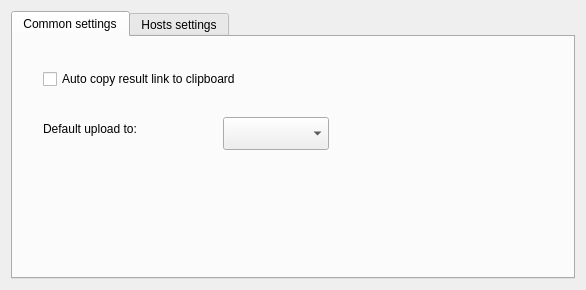
First picture: the form in src/modules/uploader/uploaderconfigwidget.ui, repository lxqt/screengrab, before the edit.
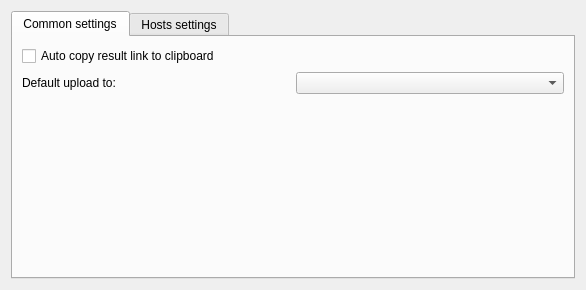
Second picture: the form after the edit.

Commit message: Add layouts to "Common settings" tab in uploader config widget

```diff
--- a/src/modules/uploader/uploaderconfigwidget.ui
+++ b/src/modules/uploader/uploaderconfigwidget.ui
@@ -23,42 +23,42 @@
       <attribute name="title">
        <string>Common settings</string>
       </attribute>
+      <layout class="QVBoxLayout" name="verticalLayout_3">
+       <item>
       <widget class="QCheckBox" name="checkAutoCopyMainLink">
-       <property name="geometry">
-        <rect>
-         <x>30</x>
-         <y>30</y>
-         <width>311</width>
-         <height>24</height>
-        </rect>
-       </property>
        <property name="text">
         <string>Auto copy result link to clipboard</string>
        </property>
       </widget>
+       </item>
+       <item>
+        <layout class="QHBoxLayout" name="horizontalLayout_2">
+         <item>
       <widget class="QLabel" name="labDefaultHost">
-       <property name="geometry">
-        <rect>
-         <x>30</x>
-         <y>80</y>
-         <width>151</width>
-         <height>24</height>
-        </rect>
-       </property>
        <property name="text">
         <string>Default upload to:</string>
        </property>
       </widget>
-      <widget class="QComboBox" name="cbxDefaultHost">
-       <property name="geometry">
-        <rect>
-         <x>210</x>
-         <y>80</y>
-         <width>106</width>
-         <height>33</height>
-        </rect>
-       </property>
-      </widget>
+         </item>
+         <item>
+          <widget class="QComboBox" name="cbxDefaultHost"/>
+         </item>
+        </layout>
+       </item>
+       <item>
+        <spacer name="verticalSpacer">
+         <property name="orientation">
+          <enum>Qt::Vertical</enum>
+         </property>
+         <property name="sizeHint" stdset="0">
+          <size>
+           <width>20</width>
+           <height>165</height>
+          </size>
+         </property>
+        </spacer>
+       </item>
+      </layout>
      </widget>
      <widget class="QWidget" name="hostsSettings">
       <attribute name="title">
```
Lines whose indentation alone changed are shown as unchanged.
